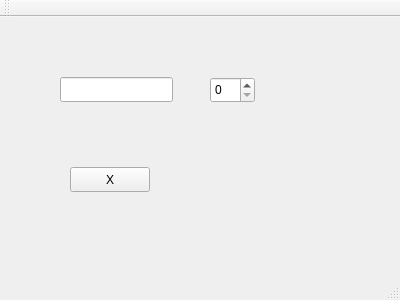
Qt form mainwindow.ui (klaudia1017/program1) before a commit.
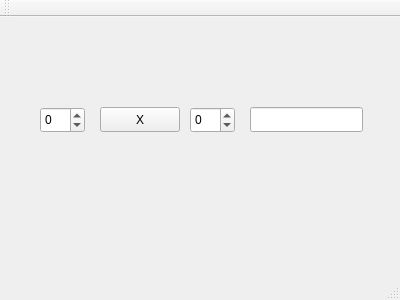
The same form after that commit.

The edit to the form file:
```diff
--- a/mainwindow.ui
+++ b/mainwindow.ui
@@ -17,8 +17,8 @@
    <widget class="QPushButton" name="pushButton">
     <property name="geometry">
      <rect>
-      <x>70</x>
-      <y>150</y>
+      <x>100</x>
+      <y>90</y>
       <width>80</width>
       <height>25</height>
      </rect>
@@ -30,8 +30,8 @@
    <widget class="QLineEdit" name="textBox1">
     <property name="geometry">
      <rect>
-      <x>60</x>
-      <y>60</y>
+      <x>250</x>
+      <y>90</y>
       <width>113</width>
       <height>25</height>
      </rect>
@@ -40,11 +40,33 @@
    <widget class="QSpinBox" name="spinBox">
     <property name="geometry">
      <rect>
-      <x>210</x>
-      <y>60</y>
+      <x>40</x>
+      <y>90</y>
       <width>45</width>
       <height>26</height>
      </rect>
+    </property>
+    <property name="minimum">
+     <number>-9999999</number>
+    </property>
+    <property name="maximum">
+     <number>999999</number>
+    </property>
+   </widget>
+   <widget class="QSpinBox" name="spinBox_2">
+    <property name="geometry">
+     <rect>
+      <x>190</x>
+      <y>90</y>
+      <width>45</width>
+      <height>26</height>
+     </rect>
+    </property>
+    <property name="minimum">
+     <number>-99999</number>
+    </property>
+    <property name="maximum">
+     <number>99999</number>
     </property>
    </widget>
   </widget>
```
